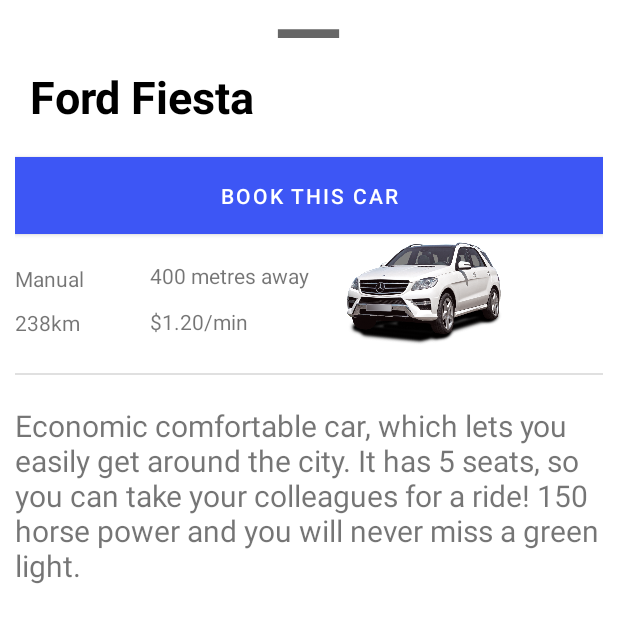
After one commit to Soko-Aerial/LiftAndPay-Passenger, an Android app: the layout bottomsheetlayout.xml on its own in the app's theme, with its tools: preview values and no code run, on a phone screen of 412 x 824 dp. The commit adds this screen. Shown: the top 623 px of the screen. Run offline under Robolectric (Android 15) with nearby library versions, the phone set to English and light mode, and no system bars.

Commit message:
Bottom sheet first part button click not added yet

```diff
--- /dev/null
+++ b/app/src/main/java/com/example/liftandpay_passenger/BottomSheetDialog.java
@@ -0,0 +1,4 @@
+package com.example.liftandpay_passenger;
+
+public class BottomSheetDialog {
+}
--- /dev/null
+++ b/app/src/main/res/drawable/dialog_bg.xml
@@ -0,0 +1,16 @@
+<?xml version="1.0" encoding="utf-8"?>
+<shape xmlns:android="http://schemas.android.com/apk/res/android">
+    <solid
+        android:color="@color/white"/>
+    <corners
+        android:topLeftRadius="40dp"
+        android:topRightRadius="40dp"
+        />
+    <padding
+        android:left="10dp"
+        android:right="10dp"
+        android:top="10dp"
+        android:bottom="10dp"/>
+
+
+</shape>
--- /dev/null
+++ b/app/src/main/res/drawable/ic_baseline_remove_24.xml
@@ -0,0 +1,10 @@
+<vector xmlns:android="http://schemas.android.com/apk/res/android"
+    android:width="24dp"
+    android:height="24dp"
+    android:viewportWidth="24"
+    android:viewportHeight="24"
+    android:tint="?attr/colorControlNormal">
+  <path
+      android:fillColor="@android:color/white"
+      android:pathData="M19,13H5v-2h14v2z"/>
+</vector>
--- a/app/src/main/res/layout/book_car_item_card.xml
+++ b/app/src/main/res/layout/book_car_item_card.xml
@@ -34,6 +34,15 @@
             android:layout_margin="7dp"
             android:orientation="vertical">
 
+
+            <TextView
+                android:layout_width="wrap_content"
+                android:layout_height="wrap_content"
+
+                android:drawableLeft="@drawable/ic_upload"
+
+                android:text="More Info"/>
+
             <TextView
                 android:layout_width="wrap_content"
                 android:layout_height="wrap_content"
@@ -52,6 +61,7 @@
                     android:layout_width="wrap_content"
                     android:layout_height="wrap_content"
                     android:paddingHorizontal="5dp"
+                    android:background="#FFF8E7"
                     android:text="$1.20 - 1.40"/>
 
 
@@ -65,6 +75,7 @@
 
             <com.google.android.material.button.MaterialButton
                 android:layout_width="match_parent"
+                android:id="@+id/book_car"
                 android:layout_height="wrap_content"
                 android:text="Book This Car"/>
         </LinearLayout>
@@ -76,8 +87,9 @@
         android:id="@+id/carID"
         android:layout_width="150dp"
         android:layout_height="130dp"
-        android:layout_alignParentEnd="true"
-        android:layout_alignParentBottom="true"
+        android:layout_marginTop="130dp"
+
+
         android:background="@color/transparent"
         android:src="@drawable/car2"/>
 
--- /dev/null
+++ b/app/src/main/res/layout/bottomsheetlayout.xml
@@ -0,0 +1,94 @@
+<?xml version="1.0" encoding="utf-8"?>
+<LinearLayout xmlns:android="http://schemas.android.com/apk/res/android"
+    xmlns:app="http://schemas.android.com/apk/res-auto"
+    android:orientation="vertical"
+    android:layout_width="match_parent"
+    android:background="@drawable/dialog_bg"
+    android:layout_height="match_parent">
+
+   <ImageView
+       android:layout_width="70dp"
+       android:layout_height="wrap_content"
+      android:src="@drawable/ic_baseline_remove_24"
+       android:scaleType="centerCrop"
+       android:layout_gravity="center|top"
+       />
+
+   <TextView
+       android:layout_width="wrap_content"
+       android:layout_height="wrap_content"
+       android:textColor="@color/black"
+       android:text="Ford Fiesta"
+       android:layout_marginTop="10dp"
+       android:textStyle="bold"
+       android:layout_marginStart="10dp"
+       android:textSize="30sp"
+       />
+
+   <com.google.android.material.button.MaterialButton
+       android:id="@+id/button1"
+       android:layout_width="match_parent"
+       android:layout_height="wrap_content"
+       android:background="@color/white"
+       android:elevation="30dp"
+       android:layout_marginTop="20dp"
+       app:cornerRadius="30dp"
+       android:text="Book this Car"
+       android:padding="10dp" />
+
+   <TextView
+       android:layout_width="wrap_content"
+       android:layout_height="wrap_content"
+       android:id="@+id/transmission"
+       android:layout_marginTop="20dp"
+      android:text="Manual"/>
+
+   <TextView
+       android:layout_width="wrap_content"
+       android:layout_height="wrap_content"
+       android:id="@+id/distance"
+       android:paddingTop="10dp"
+       android:text="238km"/>
+
+   <TextView
+       android:layout_width="wrap_content"
+       android:layout_height="wrap_content"
+       android:id="@+id/amount_km"
+       android:paddingTop="10dp"
+       android:layout_marginTop="-30dp"
+       android:layout_marginStart="90dp"
+       android:text="$1.20/min"/>
+
+   <TextView
+       android:id="@+id/distanceAway"
+       android:layout_width="wrap_content"
+       android:layout_height="wrap_content"
+       android:layout_marginTop="-50dp"
+       android:layout_marginStart="90dp"
+       android:text="400 metres away" />
+
+   <ImageView
+       android:layout_width="106dp"
+       android:layout_height="105dp"
+       android:layout_marginStart="220dp"
+       android:layout_marginTop="-50dp"
+       android:src="@drawable/vehicle1" />
+
+   <View
+       android:id="@+id/divider"
+       android:layout_width="match_parent"
+       android:layout_height="1dp"
+       android:background="?android:attr/listDivider" />
+
+   <TextView
+       android:layout_width="wrap_content"
+       android:layout_marginTop="20dp"
+       android:layout_height="wrap_content"
+       android:text="Economic comfortable car, which lets you
+easily get around the city. It has 5 seats, so
+you can take your colleagues for a ride! 150
+horse power and you will never miss a green
+light."
+       android:textSize="20dp" />
+
+</LinearLayout>
```
